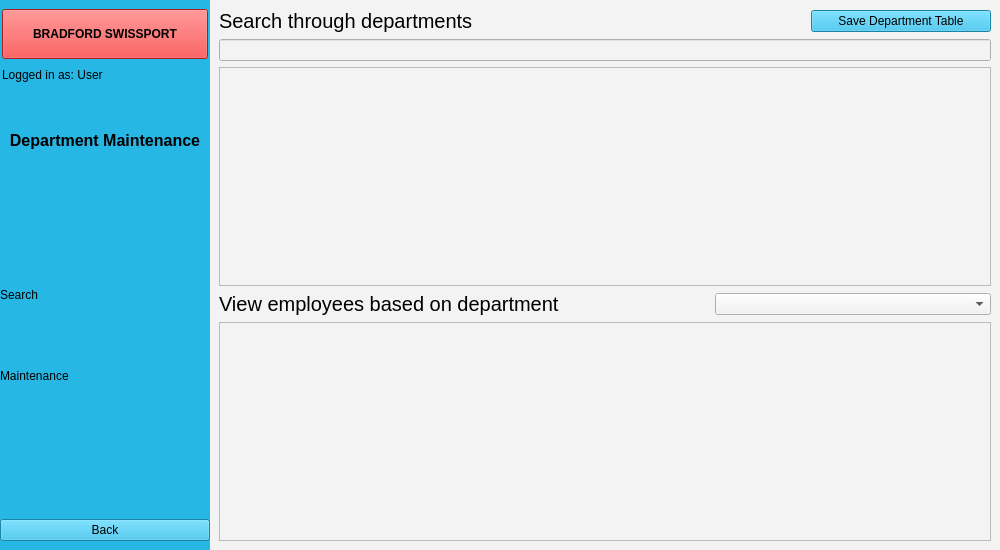
Before: the Qt Designer form EMS-App/departmentScreen.ui in elroydsouza/HR-ManagementSystem, drawn with Qt 5.
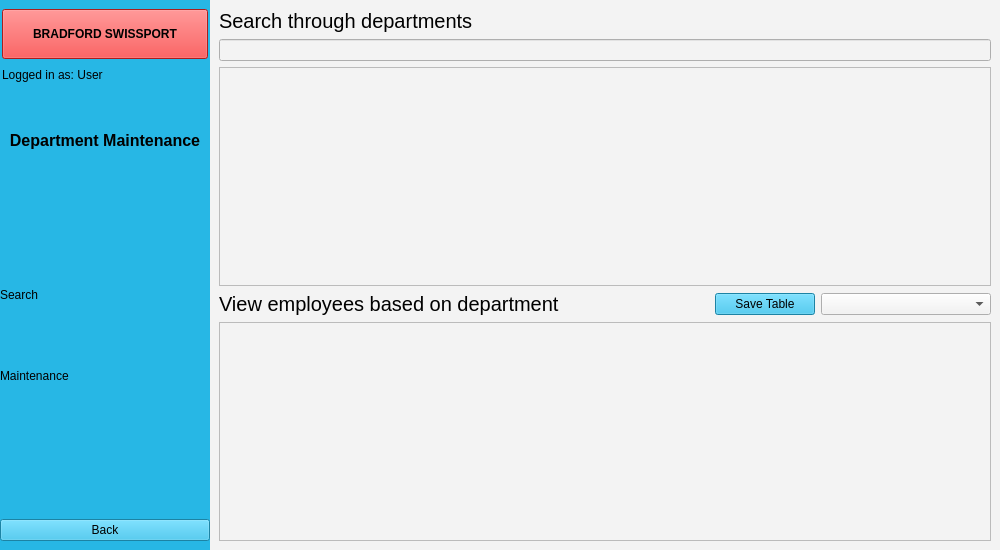
After: the same form once the commit is applied. Icons and pictures are not drawn.

Diff of the .ui file:
```diff
--- a/EMS-App/departmentScreen.ui
+++ b/EMS-App/departmentScreen.ui
@@ -360,28 +360,6 @@
            </property>
           </widget>
          </item>
-         <item>
-          <widget class="QPushButton" name="pushButton">
-           <property name="sizePolicy">
-            <sizepolicy hsizetype="Maximum" vsizetype="Fixed">
-             <horstretch>0</horstretch>
-             <verstretch>0</verstretch>
-            </sizepolicy>
-           </property>
-           <property name="minimumSize">
-            <size>
-             <width>180</width>
-             <height>0</height>
-            </size>
-           </property>
-           <property name="styleSheet">
-            <string notr="true">background-color: rgb(39, 183, 229);</string>
-           </property>
-           <property name="text">
-            <string>Save Department Table</string>
-           </property>
-          </widget>
-         </item>
         </layout>
        </item>
        <item>
@@ -439,7 +417,36 @@
           </spacer>
          </item>
          <item>
-          <widget class="QComboBox" name="cb_departments"/>
+          <widget class="QPushButton" name="btn_save">
+           <property name="sizePolicy">
+            <sizepolicy hsizetype="Maximum" vsizetype="Fixed">
+             <horstretch>0</horstretch>
+             <verstretch>0</verstretch>
+            </sizepolicy>
+           </property>
+           <property name="minimumSize">
+            <size>
+             <width>100</width>
+             <height>0</height>
+            </size>
+           </property>
+           <property name="styleSheet">
+            <string notr="true">background-color: rgb(39, 183, 229);</string>
+           </property>
+           <property name="text">
+            <string>Save Table</string>
+           </property>
+          </widget>
+         </item>
+         <item>
+          <widget class="QComboBox" name="cb_departments">
+           <property name="sizePolicy">
+            <sizepolicy hsizetype="Preferred" vsizetype="Fixed">
+             <horstretch>0</horstretch>
+             <verstretch>0</verstretch>
+            </sizepolicy>
+           </property>
+          </widget>
          </item>
         </layout>
        </item>
```
